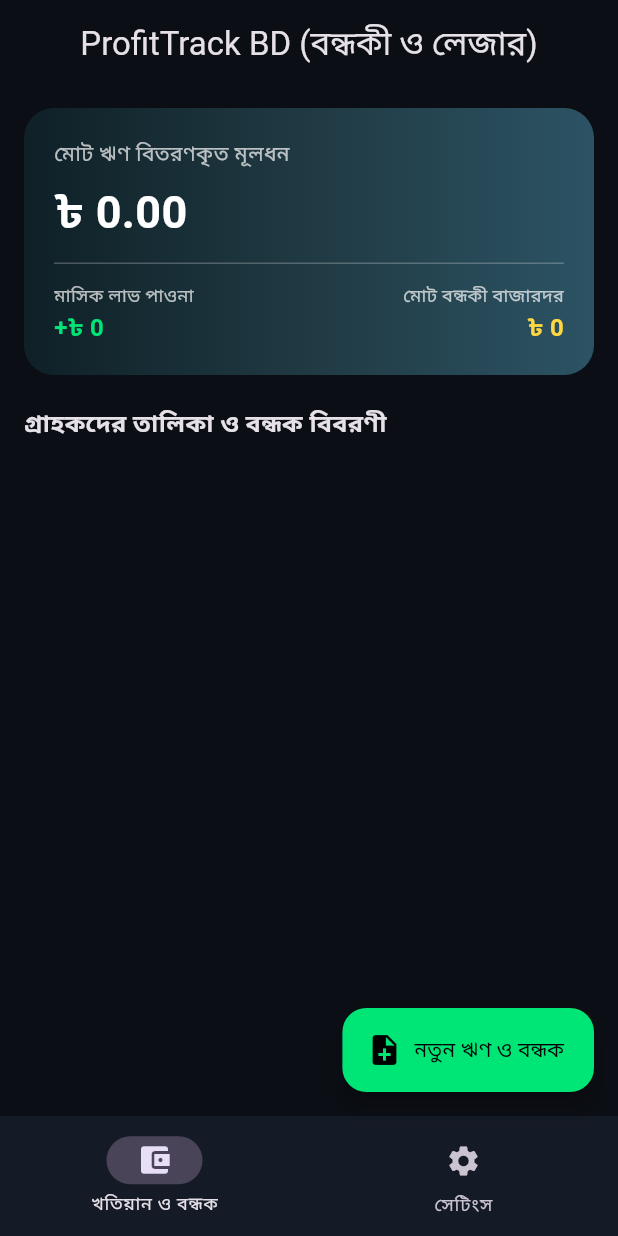
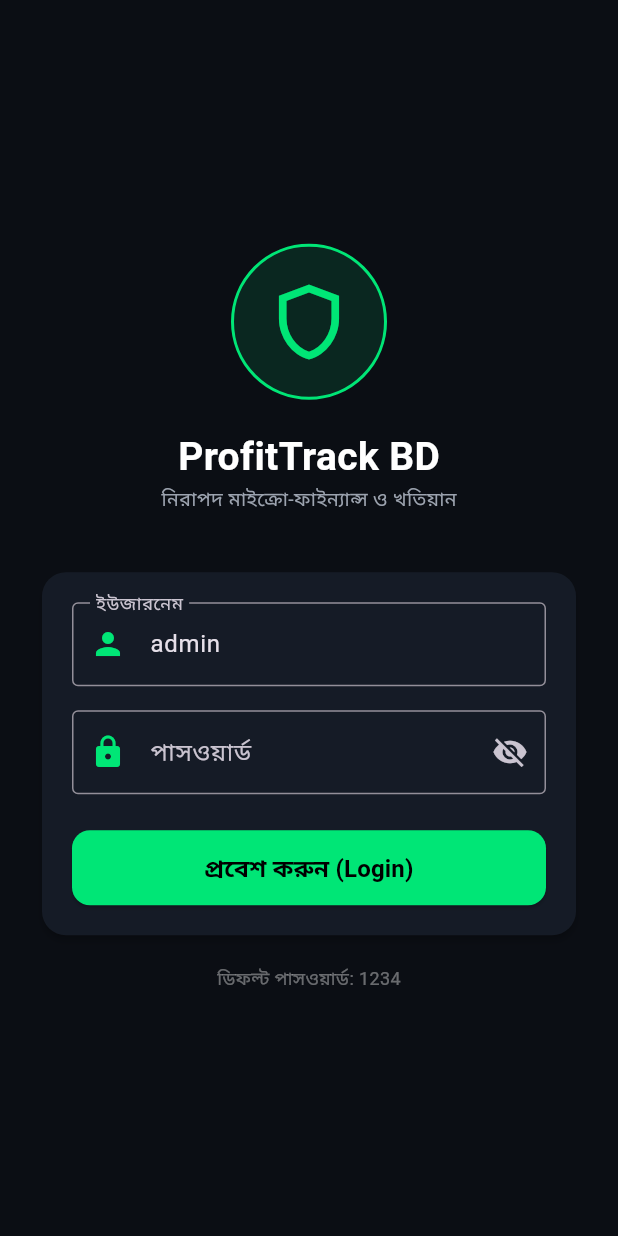
Before and after one commit to shihabdk0096-crypto/ProfitTrack-BD, a Flutter app: the screen it shows after launch, on a phone screen of 412 x 824 dp. Run offline on Flutter 3.47's test engine with Material 3 defaults, Android fonts, the phone set to English and light mode, and no system bars; our stand-ins replace sqflite; accounts and stored records are empty.

```diff
--- a/lib/main.dart
+++ b/lib/main.dart
@@ -1,6 +1,6 @@
 import 'package:flutter/material.dart';
 import 'core/theme.dart';
-import 'screens/dashboard_screen.dart';
+import 'screens/login_screen.dart';
 
 void main() {
   WidgetsFlutterBinding.ensureInitialized();
@@ -13,10 +13,10 @@
   @override
   Widget build(BuildContext context) {
     return MaterialApp(
+      title: 'ProfitTrack BD',
       debugShowCheckedModeBanner: false,
-      title: 'ProfitTrack BD',
       theme: AppTheme.darkTheme,
-      home: const DashboardScreen(),
+      home: const LoginScreen(),
     );
   }
 }
--- /dev/null
+++ b/lib/screens/login_screen.dart
@@ -0,0 +1,120 @@
+import 'package:flutter/material.dart';
+import '../core/theme.dart';
+import '../database/db_helper.dart';
+import 'dashboard_screen.dart';
+
+class LoginScreen extends StatefulWidget {
+  const LoginScreen({super.key});
+
+  @override
+  State<LoginScreen> createState() => _LoginScreenState();
+}
+
+class _LoginScreenState extends State<LoginScreen> {
+  final TextEditingController _userController = TextEditingController(text: 'admin');
+  final TextEditingController _passController = TextEditingController();
+  bool _obscureText = true;
+  String _errorMsg = '';
+
+  void _login() async {
+    final user = _userController.text.trim();
+    final pass = _passController.text.trim();
+    final success = await DBHelper().verifyLogin(user, pass);
+
+    if (!mounted) return;
+    if (success) {
+      Navigator.pushReplacement(
+        context,
+        MaterialPageRoute(builder: (ctx) => const DashboardScreen()),
+      );
+    } else {
+      setState(() {
+        _errorMsg = "ভুল ইউজারনেম অথবা পাসওয়ার্ড!";
+      });
+    }
+  }
+
+  @override
+  Widget build(BuildContext context) {
+    return Scaffold(
+      backgroundColor: AppTheme.background,
+      body: Center(
+        child: SingleChildScrollView(
+          padding: const EdgeInsets.all(24),
+          child: Column(
+            mainAxisAlignment: MainAxisAlignment.center,
+            children: [
+              Container(
+                padding: const EdgeInsets.all(20),
+                decoration: BoxDecoration(
+                  shape: BoxShape.circle,
+                  color: AppTheme.primary.withAlpha(30),
+                  border: Border.all(color: AppTheme.primary, width: 2),
+                ),
+                child: const Icon(Icons.shield_outlined, size: 60, color: AppTheme.primary),
+              ),
+              const SizedBox(height: 20),
+              const Text("ProfitTrack BD", style: TextStyle(fontSize: 26, fontWeight: FontWeight.bold, color: Colors.white)),
+              const Text("নিরাপদ মাইক্রো-ফাইন্যান্স ও খতিয়ান", style: TextStyle(fontSize: 13, color: AppTheme.textSecondary)),
+              const SizedBox(height: 35),
+              Card(
+                color: AppTheme.surface,
+                shape: RoundedRectangleBorder(borderRadius: BorderRadius.circular(16)),
+                child: Padding(
+                  padding: const EdgeInsets.all(20),
+                  child: Column(
+                    children: [
+                      TextField(
+                        controller: _userController,
+                        decoration: const InputDecoration(
+                          labelText: "ইউজারনেম",
+                          prefixIcon: Icon(Icons.person, color: AppTheme.primary),
+                          border: OutlineInputBorder(),
+                        ),
+                      ),
+                      const SizedBox(height: 16),
+                      TextField(
+                        controller: _passController,
+                        obscureText: _obscureText,
+                        decoration: InputDecoration(
+                          labelText: "পাসওয়ার্ড",
+                          prefixIcon: const Icon(Icons.lock, color: AppTheme.primary),
+                          suffixIcon: IconButton(
+                            icon: Icon(_obscureText ? Icons.visibility_off : Icons.visibility),
+                            onPressed: () => setState(() => _obscureText = !_obscureText),
+                          ),
+                          border: const OutlineInputBorder(),
+                        ),
+                      ),
+                      if (_errorMsg.isNotEmpty)
+                        Padding(
+                          padding: const EdgeInsets.only(top: 12),
+                          child: Text(_errorMsg, style: const TextStyle(color: Colors.redAccent, fontSize: 13)),
+                        ),
+                      const SizedBox(height: 24),
+                      SizedBox(
+                        width: double.infinity,
+                        height: 50,
+                        child: ElevatedButton(
+                          style: ElevatedButton.styleFrom(
+                            backgroundColor: AppTheme.primary,
+                            foregroundColor: Colors.black,
+                            shape: RoundedRectangleBorder(borderRadius: BorderRadius.circular(12)),
+                          ),
+                          onPressed: _login,
+                          child: const Text("প্রবেশ করুন (Login)", style: TextStyle(fontSize: 16, fontWeight: FontWeight.bold)),
+                        ),
+                      ),
+                    ],
+                  ),
+                ),
+              ),
+              const SizedBox(height: 16),
+              const Text("ডিফল্ট পাসওয়ার্ড: 1234", style: TextStyle(color: Colors.white38, fontSize: 12)),
+            ],
+          ),
+        ),
+      ),
+    );
+  }
+}
--- a/pubspec.yaml
+++ b/pubspec.yaml
@@ -37,6 +37,9 @@
   sqflite: ^2.4.4
   path: ^1.9.1
   url_launcher: ^6.3.2
+  share_plus: ^13.3.0
+  file_picker: ^13.1.0
+  path_provider: ^2.1.6
 
 dev_dependencies:
   flutter_test:
```
Also changed, not shown: lib/database/db_helper.dart (+64 -13 lines), lib/screens/dashboard_screen.dart (+83 -50 lines), lib/screens/settings_screen.dart (+161 -44 lines), pubspec.lock, 4 other files.
